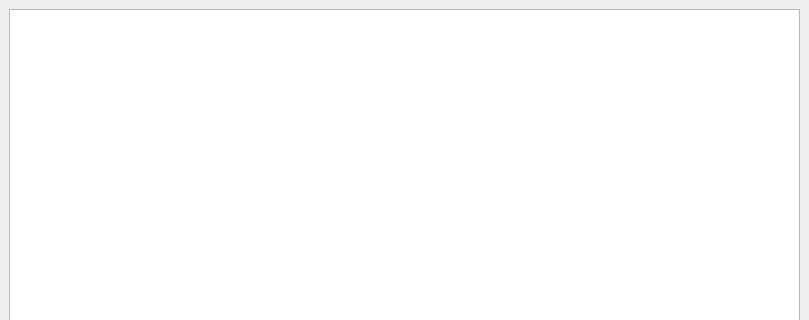
The window that gui.ui (groakat/AudioTagger) describes before a commit, drawn with Qt 5; both pictures show x 0 to 809 and y 0 to 320 of the 809 by 605 pixel window.
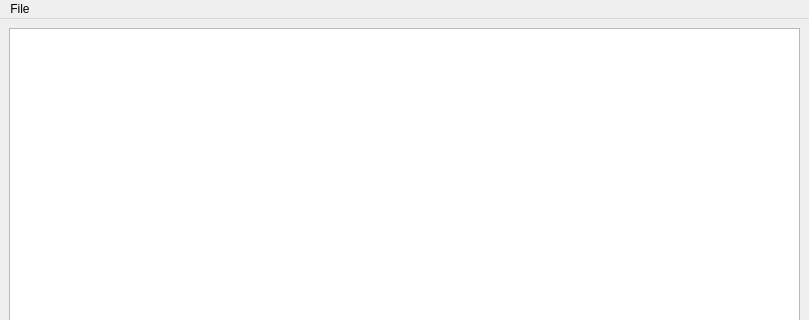
The same window after the commit.

Commit message: flexible folder selection via menu. Small fixes

What changed in the file:
```diff
--- a/gui.ui
+++ b/gui.ui
@@ -123,6 +123,13 @@
      <height>21</height>
     </rect>
    </property>
+   <widget class="QMenu" name="menuFile">
+    <property name="title">
+     <string>File</string>
+    </property>
+    <addaction name="actionOpen_folder"/>
+   </widget>
+   <addaction name="menuFile"/>
   </widget>
   <widget class="QStatusBar" name="statusbar"/>
  </widget>
```
Left out of the diff: 5 changed lines with no effect on the pictures. The commit also changes 7 other files.
